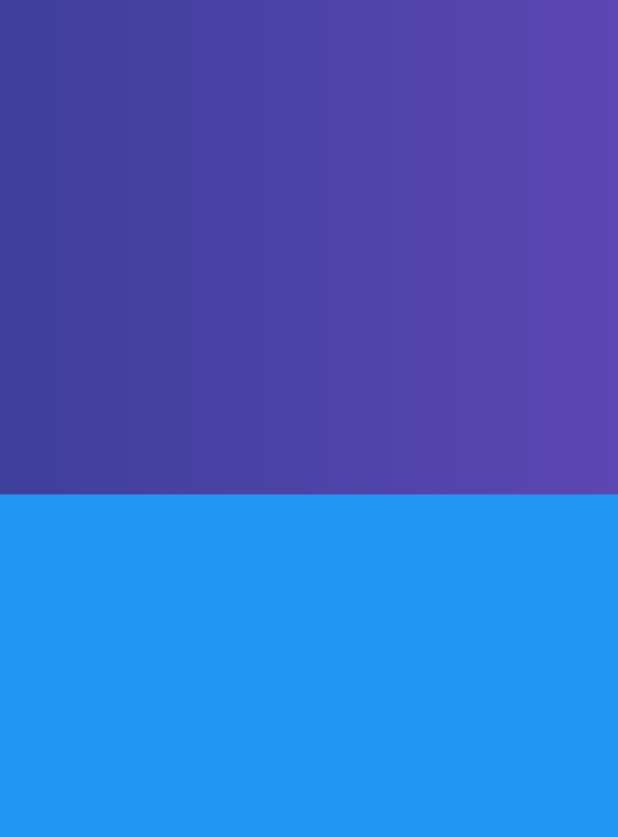
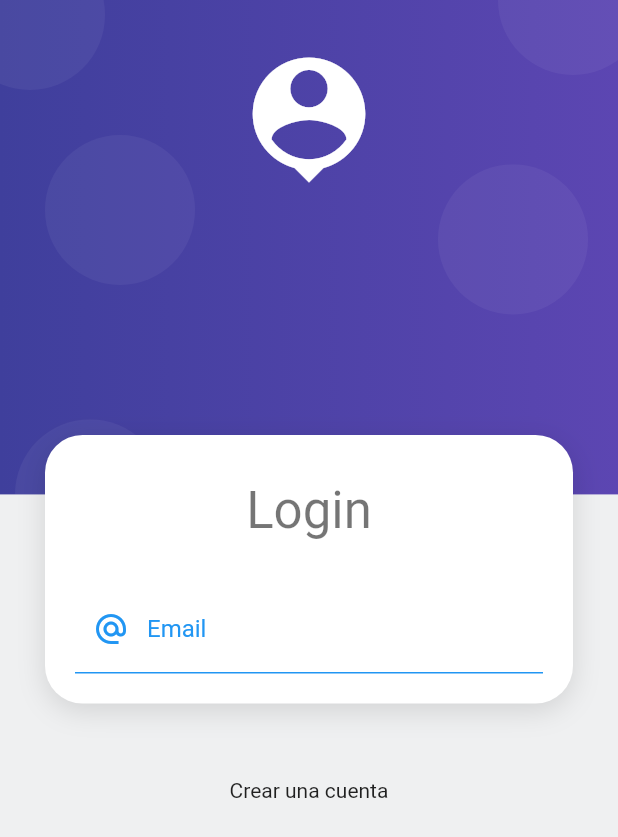
Before and after one commit to PGramajo11/MarquetPlace, a Flutter app: the screen it shows after launch, on a phone screen of 412 x 824 dp. Shown: the top 837 px of the screen. Run offline on Flutter 3.47's test engine with Material 2 defaults, Android fonts, the phone set to English and light mode, and no system bars.

Commit message:
Se agrego codigo de diseño para el login

```diff
--- a/lib/main.dart
+++ b/lib/main.dart
@@ -14,6 +14,9 @@ class MyApp extends StatelessWidget {
       initialRoute: 'login',
       //en esta parte podemos controlar a que ventana ir al iniciar la aplicacion
       routes: {'login': (_) => LoginScreen(), 'home': (_) => HomeScreen()},
+      theme:
+          //definimos el color gris de fondo
+          ThemeData.light().copyWith(scaffoldBackgroundColor: Colors.grey[300]),
     );
   }
 }
--- a/lib/screens/login_screen.dart
+++ b/lib/screens/login_screen.dart
@@ -6,7 +6,59 @@ class LoginScreen extends StatelessWidget {
   @override
   Widget build(BuildContext context) {
     return Scaffold(
-      body: AuthBackground(),
+      body: AuthBackground(
+          child: SingleChildScrollView(
+              child: Column(
+        children: [
+          SizedBox(
+              height: 290), //agregamos la posicion de nuestra tarjeta de login
+          Tarjeta(
+              //creamos este widget para agregar el contenido de nuestro formulario
+              child: Column(
+            children: [
+              SizedBox(height: 10),
+              Text('Login', style: Theme.of(context).textTheme.headline4),
+              SizedBox(height: 30),
+              _Formulario()
+            ],
+          )),
+          //boton de crear nueva cuenta
+          SizedBox(height: 50),
+          Text('Crear una cuenta'),
+        ],
+      ))),
     );
   }
 }
+
+//creamos el widget donde escribiremos nuestro usuario
+class _Formulario extends StatelessWidget {
+  @override
+  Widget build(BuildContext context) {
+    return Container(
+      //Mantener la referencia a la llave
+      child: Form(
+          child: Column(
+        children: [
+          TextFormField(
+            autocorrect: false,
+            keyboardType: TextInputType.emailAddress,
+            decoration: InputDecoration(
+                enabledBorder: UnderlineInputBorder(
+                  borderSide: BorderSide(color: Colors.blue),
+                ),
+                focusedBorder: UnderlineInputBorder(
+                    borderSide: BorderSide(color: Colors.blue, width: 2)),
+                hintText: 'pedronavaja@miumg.edu.gt',
+                labelText: 'Email',
+                labelStyle: TextStyle(color: Colors.blue),
+                prefixIcon: Icon(
+                  Icons.alternate_email_sharp,
+                  color: Colors.blue,
+                )),
+          )
+        ],
+      )),
+    );
+  }
+}
--- a/lib/widgets/auth_background.dart
+++ b/lib/widgets/auth_background.dart
@@ -2,18 +2,37 @@
 import 'package:flutter/material.dart';
 
 class AuthBackground extends StatelessWidget {
+  final Widget child;
+
+  const AuthBackground({Key? key, required this.child}) : super(key: key);
+
   @override
   Widget build(BuildContext context) {
     return Container(
-      color: Colors.blue,
+      color: const Color.fromARGB(255, 239, 240, 241),
       width: double.infinity,
       height: double.infinity,
       child: Stack(
         children: [
-          _CajaAzul(),
+          _CajaAzul(), //en esta parte mandamos a llamar a
+          _IconoUsuario(),
+          this.child,
         ],
       ),
     );
+  }
+}
+
+//en esta parte creamos el icono del usuario
+class _IconoUsuario extends StatelessWidget {
+  @override
+  Widget build(BuildContext context) {
+    return SafeArea(
+        child: Container(
+      width: double.infinity,
+      margin: EdgeInsets.only(top: 30),
+      child: Icon(Icons.person_pin, color: Colors.white, size: 100),
+    ));
   }
 }
 
@@ -26,6 +45,15 @@ class _CajaAzul extends StatelessWidget {
       width: double.infinity,
       height: size.height * 0.4,
       decoration: _fondoAzul(),
+      child: Stack(
+        children: [
+          Positioned(child: _Bubble(), top: 90, left: 30),
+          Positioned(child: _Bubble(), top: -40, left: -30),
+          Positioned(child: _Bubble(), top: -50, right: -20),
+          Positioned(child: _Bubble(), bottom: -50, left: 10),
+          Positioned(child: _Bubble(), bottom: 120, right: 20),
+        ],
+      ),
     );
   }
 
@@ -35,3 +63,17 @@ class _CajaAzul extends StatelessWidget {
         Color.fromRGBO(92, 70, 178, 1)
       ]));
 }
+
+// en esta parte creamos los cirulos del fondo
+class _Bubble extends StatelessWidget {
+  @override
+  Widget build(BuildContext context) {
+    return Container(
+      width: 100,
+      height: 100,
+      decoration: BoxDecoration(
+          borderRadius: BorderRadius.circular(100),
+          color: Color.fromRGBO(255, 255, 255, 0.05)),
+    );
+  }
+}
--- /dev/null
+++ b/lib/widgets/tarjeta.dart
@@ -0,0 +1,34 @@
+import 'package:flutter/material.dart';
+
+//aca en esta parte creamos la tarjeta del formulario
+class Tarjeta extends StatelessWidget {
+  final Widget child;
+
+  const Tarjeta({Key? key, required this.child}) : super(key: key);
+
+  @override
+  Widget build(BuildContext context) {
+    return Padding(
+      padding: EdgeInsets.symmetric(
+          horizontal: 30), //agregamos la separacion a laos bordes
+      child: Container(
+        width: double.infinity,
+        padding: EdgeInsets.all(20),
+        decoration: _CreacionTarjeta(),
+        child: this.child,
+      ),
+    );
+  }
+
+  //en esta parte le damos el diseño directamente a nuestra tarjete del formulario
+  BoxDecoration _CreacionTarjeta() => BoxDecoration(
+          color: Colors.white,
+          borderRadius: BorderRadius.circular(25),
+          boxShadow: [
+            BoxShadow(
+              color: Colors.black12, //agregamos la sombra de la tarjeta
+              blurRadius: 15,
+              offset: Offset(0, 5),
+            )
+          ]);
+}
--- a/lib/widgets/widgets.dart
+++ b/lib/widgets/widgets.dart
@@ -1,2 +1,3 @@
 //se crea este archivo para realizar las importaciones de los Widgets
+export 'package:marketplace_app/widgets/tarjeta.dart';
 export 'package:marketplace_app/widgets/auth_background.dart';
```
